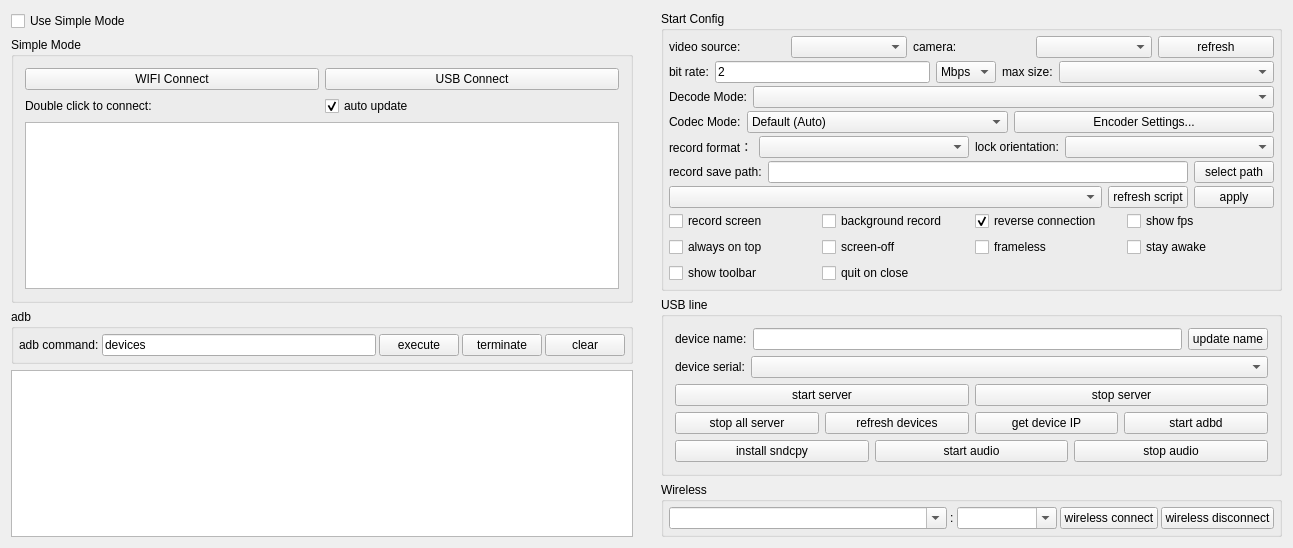
Above: upstream/QtScrcpy/QtScrcpy/ui/dialog.ui from mucholocco86/fisicos before the change. Below: the same form after it.
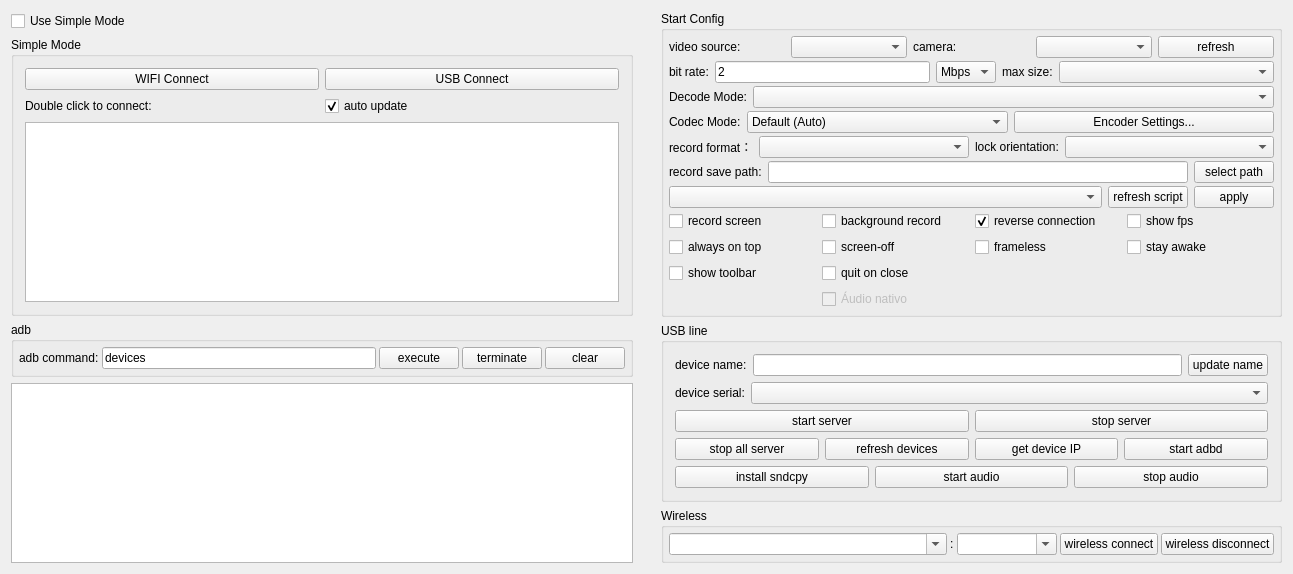
That is the form after the change.

Commit message: feat(ui): place native audio checkbox after quit-on-close; keep disabled until receiver exists

Diff of the .ui file:
```diff
--- a/upstream/QtScrcpy/QtScrcpy/ui/dialog.ui
+++ b/upstream/QtScrcpy/QtScrcpy/ui/dialog.ui
@@ -916,6 +916,22 @@
               </property>
              </widget>
             </item>
+            <item row="3" column="1">
+             <widget class="QCheckBox" name="wellsNativeAudioCheck">
+              <property name="toolTip">
+               <string>Ao ativar o áudio nativo, não utilize simultaneamente o reprodutor de áudio padrão do Wells Conect. Isso poderá causar distorções, falhas de reprodução ou conflitos entre os sistemas de áudio.</string>
+              </property>
+              <property name="text">
+               <string>Áudio nativo</string>
+              </property>
+              <property name="enabled">
+               <bool>false</bool>
+              </property>
+              <property name="checked">
+               <bool>false</bool>
+              </property>
+             </widget>
+            </item>
            </layout>
           </widget>
          </item>
```
